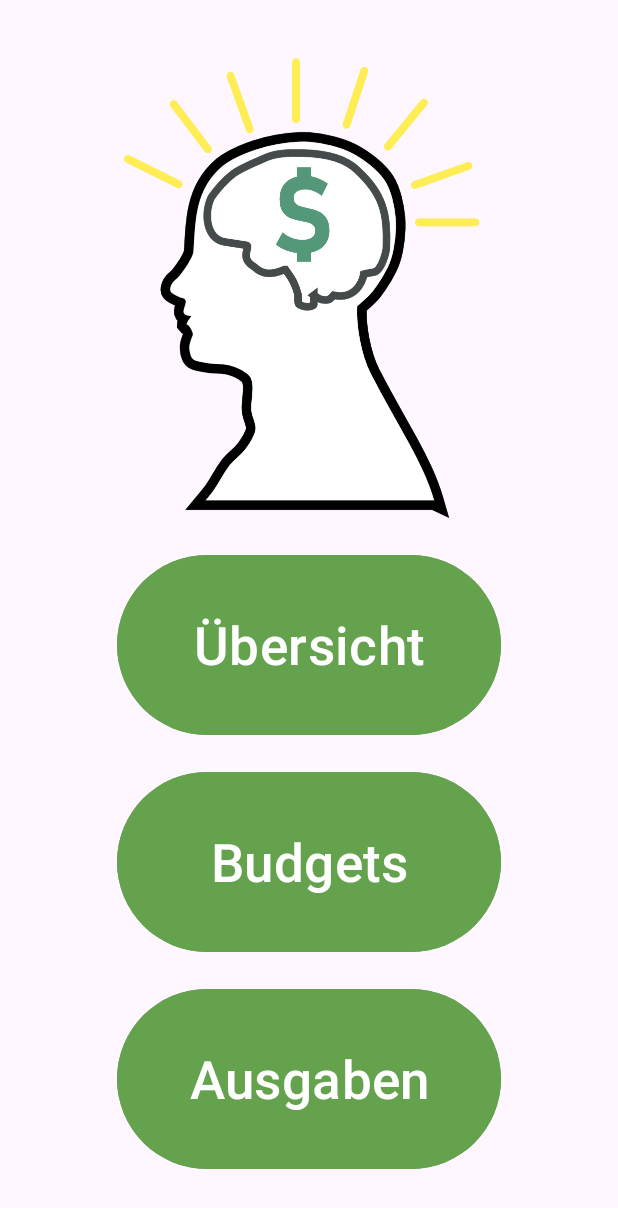
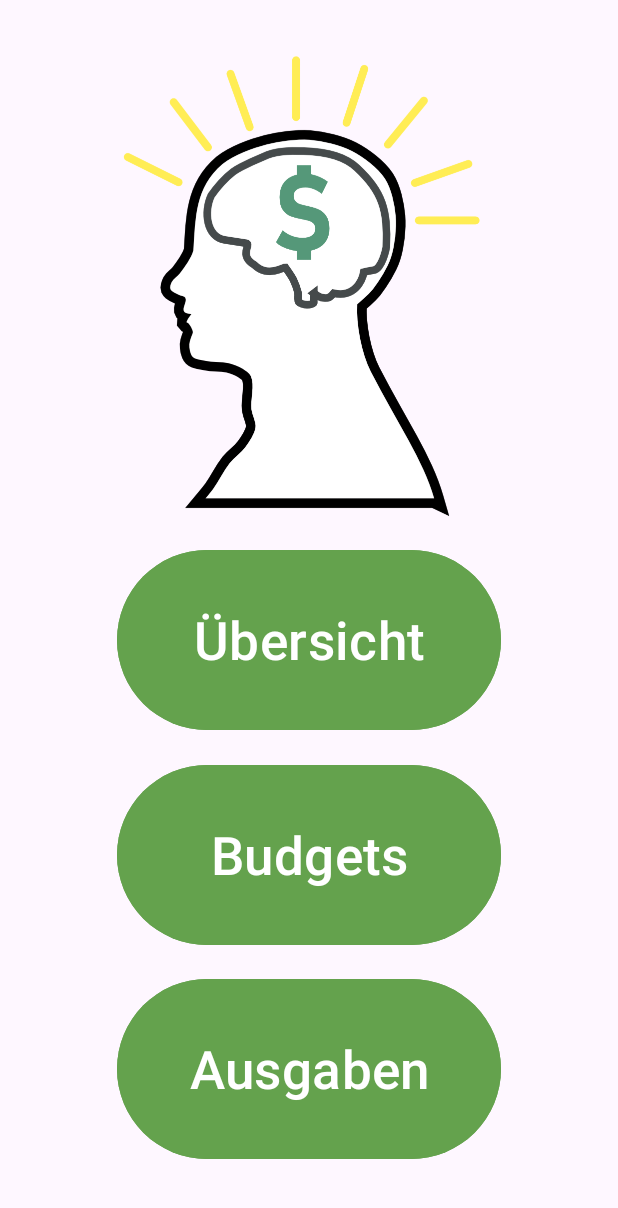
Before and after one commit to Falkenhorst14/BudgetHeld, an Android app: the screen it shows after launch (MainActivity), on a phone screen of 412 x 824 dp. Shown: the top 1208 px of the screen. Run offline under Robolectric (Android 15) with nearby library versions, the phone set to English and light mode, and no system bars.

Commit message:
Margin changes

```diff
--- a/app/src/main/res/layout/activity_main.xml
+++ b/app/src/main/res/layout/activity_main.xml
@@ -51,7 +51,7 @@
         android:id="@+id/btnAusgaben"
         android:layout_width="256dp"
         android:layout_height="128dp"
-        android:layout_marginBottom="24dp"
+        android:layout_marginBottom="32dp"
         app:layout_constraintStart_toStartOf="parent"
         app:layout_constraintEnd_toEndOf="parent"
         app:layout_constraintTop_toBottomOf="@+id/btnBudgets"
```
